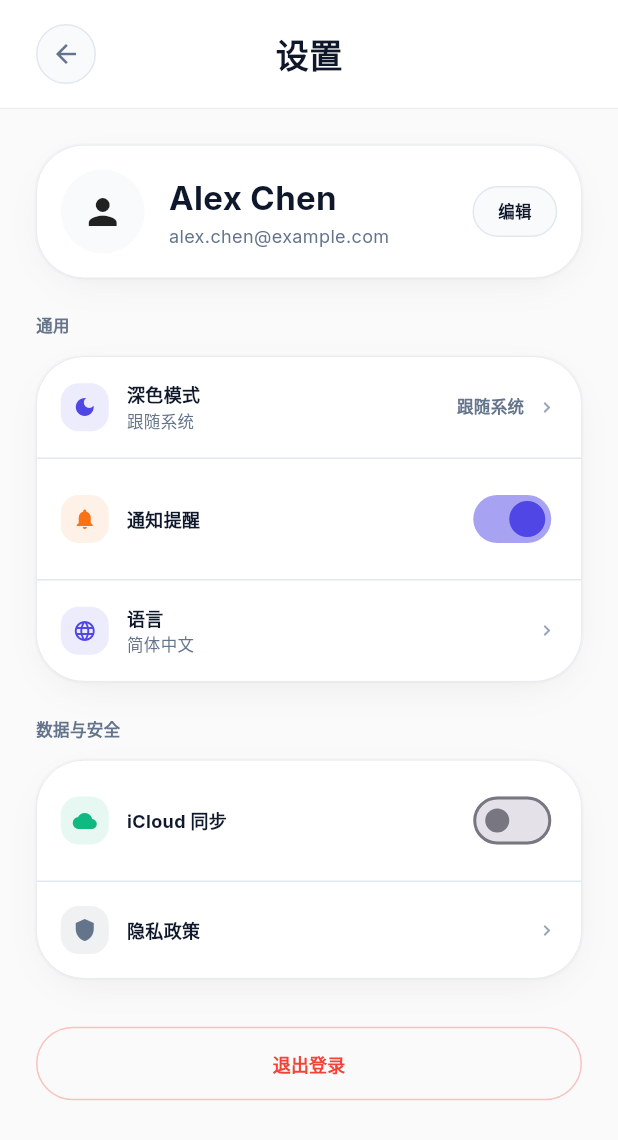
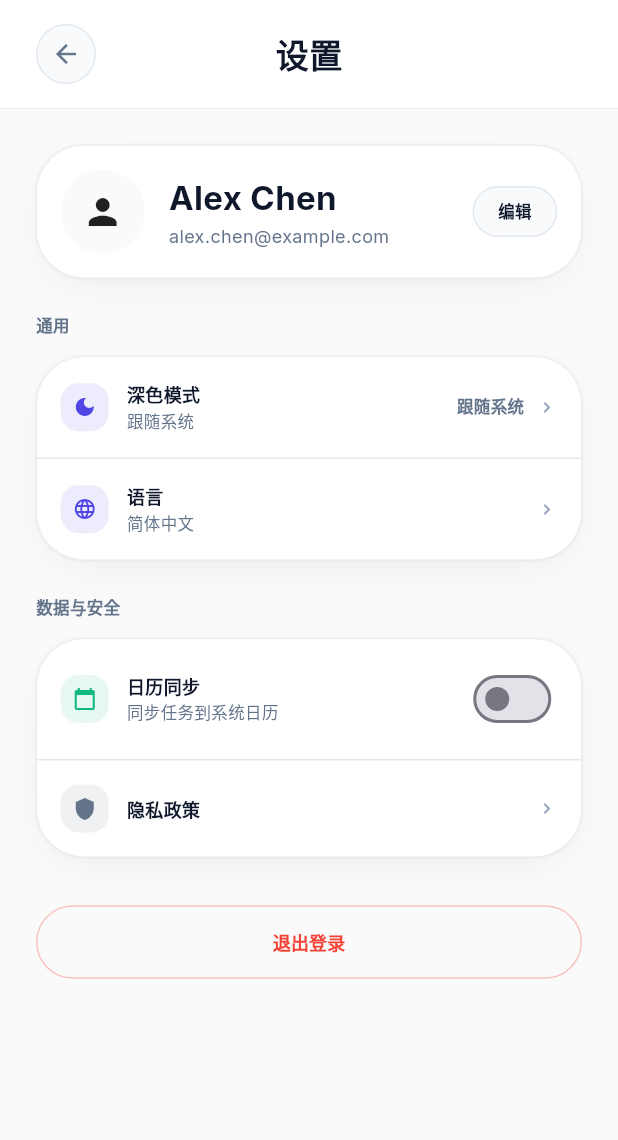
Before and after one commit to freeRider24XC/praxis, a Flutter app: the MainPage screen opened directly, item 5 of the bottom bar chosen, after a tap on the "settings" icon, on a phone screen of 412 x 824 dp. Shown: the top 1140 px of the screen. Run offline on Flutter 3.47's test engine with Material 3 defaults, Android fonts, the light colour scheme and no system bars; our stand-ins replace cached_network_image, fl_chart, get, google_fonts, hive, hive_flutter and 1 more; accounts and stored records are empty; network calls fail.

Commit message:
完善功能：整合新旧版本，完善交互逻辑
- 修复首页重复的+号按钮
- 替换旧的AI对话页面为新的交互页
- 移除不需要的功能（iCloud、通知、语音输入、搜索）
- 添加日历同步服务（基础结构）
- 完善各种交互逻辑和数据刷新
- 完善待办事项、项目详情页的交互
- 添加返回时数据刷新机制

```diff
--- a/lib/main.dart
+++ b/lib/main.dart
@@ -4,6 +4,7 @@ import 'package:flutter_localizations/flutter_localizations.dart';
 import 'package:get/get.dart';
 import 'package:praxis/common/services/index.dart';
 import 'package:praxis/common/services/locale_service.dart';
+import 'package:praxis/common/services/calendar_sync_service.dart';
 import 'package:praxis/common/i18n/translations.dart';
 import 'package:praxis/pages/focus/focus_page.dart';
 import 'package:praxis/pages/main/main_page.dart';
@@ -13,7 +14,7 @@ import 'package:praxis/pages/project/project_detail_page.dart';
 import 'package:praxis/pages/todo/add_todo_page.dart';
 import 'package:praxis/pages/goal/add_goal_page.dart';
 import 'package:praxis/pages/project/add_project_page.dart';
-import 'package:praxis/pages/ai_chat/ai_chat_page.dart';
+import 'package:praxis/pages/ai_chat/ai_interaction_page.dart';
 
 void main() async {
   WidgetsFlutterBinding.ensureInitialized();
@@ -25,6 +26,7 @@ void main() async {
     // Initialize services
     await Get.putAsync(() => LocaleService().onInit().then((_) => LocaleService()));
     await Get.putAsync(() => ThemeService().onInit().then((_) => ThemeService()));
+    await CalendarSyncService.init();
 
   // Set preferred orientations
   await SystemChrome.setPreferredOrientations([
@@ -79,7 +81,7 @@ class MyApp extends StatelessWidget {
         GetPage(name: '/todo/add', page: () => const AddTodoPage()),
         GetPage(name: '/goal/add', page: () => const AddGoalPage()),
         GetPage(name: '/project/add', page: () => const AddProjectPage()),
-        GetPage(name: '/ai/chat', page: () => const AiChatPage()),
+        GetPage(name: '/ai/chat', page: () => const AiInteractionPage()),
             GetPage(
                 name: '/project/detail/:id',
                 page: () {
--- a/lib/pages/ai_chat/ai_interaction_page.dart
+++ b/lib/pages/ai_chat/ai_interaction_page.dart
@@ -80,6 +80,8 @@ class _AiInteractionPageState extends State<AiInteractionPage> {
         _isLoading = false;
         if (extraction.hasTodo || extraction.hasGoal || extraction.hasTodos) {
           _pendingExtraction = extraction;
+          // 自动创建实体
+          _confirmCreate();
         }
       });
 
@@ -114,6 +116,7 @@ class _AiInteractionPageState extends State<AiInteractionPage> {
       });
 
       Get.back();
+      // 刷新首页数据（通过GetX的全局更新）
     } catch (e) {
       LoggerService.error('创建实体失败', 'AiInteractionPage', e);
       ErrorService.handleError(e, context: '创建实体');
@@ -349,30 +352,6 @@ class _AiInteractionPageState extends State<AiInteractionPage> {
                 children: [
                   Row(
                     children: [
-                      // 语音输入按钮
-                      Container(
-                        width: 48,
-                        height: 48,
-                        decoration: BoxDecoration(
-                          color: isDark
-                              ? DesignTokens.surfaceDarkSecondary
-                              : DesignTokens.surfaceLightSecondary,
-                          shape: BoxShape.circle,
-                          border: Border.all(
-                            color: isDark
-                                ? DesignTokens.borderDark
-                                : DesignTokens.borderLight,
-                            width: 1,
-                          ),
-                        ),
-                        child: Icon(
-                          Icons.mic,
-                          color: isDark
-                              ? DesignTokens.textSecondaryDark
-                              : DesignTokens.textSecondaryLight,
-                        ),
-                      ),
-
                       const Spacer(),
 
                       // 字符计数
--- a/lib/pages/home/home_page.dart
+++ b/lib/pages/home/home_page.dart
@@ -1,12 +1,10 @@
 import 'package:flutter/material.dart';
 import 'package:get/get.dart';
 import 'package:praxis/common/style/design_tokens.dart';
-import 'package:praxis/common/widgets/search_bar.dart' as custom;
 import 'package:praxis/common/widgets/index.dart';
 import 'package:praxis/common/services/database_service.dart';
 import 'package:praxis/common/models/project.dart';
 import 'package:praxis/common/models/todo.dart';
-import 'package:praxis/pages/ai_chat/ai_interaction_page.dart';
 import 'package:praxis/pages/project/project_detail_page.dart';
 
 /// 首页概览
@@ -18,7 +16,6 @@ class HomePage extends StatefulWidget {
 }
 
 class _HomePageState extends State<HomePage> {
-  final TextEditingController _searchController = TextEditingController();
   List<Project> _activeProjects = [];
   List<Todo> _todayTodos = [];
   int _focusScore = 85;
@@ -31,8 +28,14 @@ class _HomePageState extends State<HomePage> {
   }
 
   @override
+  void didChangeDependencies() {
+    super.didChangeDependencies();
+    // 当页面重新显示时刷新数据
+    _loadData();
+  }
+
+  @override
   void dispose() {
-    _searchController.dispose();
     super.dispose();
   }
 
@@ -181,13 +184,6 @@ class _HomePageState extends State<HomePage> {
                     ],
                   ),
 
-                  const SizedBox(height: DesignTokens.spacing4),
-
-                  // 搜索栏
-                  custom.SearchBar(
-                    hintText: '搜索计划或任务...',
-                    controller: _searchController,
-                  ),
                 ],
               ),
             ),
@@ -282,8 +278,10 @@ class _HomePageState extends State<HomePage> {
                         progress: proj.progress,
                         color: _parseColor(proj.color),
                         category: _getCategoryFromTags(proj.tags),
-                        onTap: () {
-                          Get.to(() => ProjectDetailPage(projectId: proj.id));
+                        onTap: () async {
+                          await Get.to(() => ProjectDetailPage(projectId: proj.id));
+                          // 返回时刷新数据
+                          _loadData();
                         },
                         trailing: IconButton(
                           icon: Icon(
@@ -321,13 +319,6 @@ class _HomePageState extends State<HomePage> {
           ],
         ),
       ),
-      floatingActionButton: FabButton(
-        icon: Icons.add,
-        onPressed: () {
-          Get.to(() => const AiInteractionPage());
-        },
-      ),
-      floatingActionButtonLocation: FloatingActionButtonLocation.centerFloat,
     );
   }
 }
--- a/lib/pages/schedule/schedule_page.dart
+++ b/lib/pages/schedule/schedule_page.dart
@@ -246,13 +246,15 @@ class _SchedulePageState extends State<SchedulePage> {
         ],
       ),
       floatingActionButton: FloatingActionButton(
-        onPressed: () {
-          showModalBottomSheet(
+        onPressed: () async {
+          await showModalBottomSheet(
             context: context,
             isScrollControlled: true,
             backgroundColor: Colors.transparent,
             builder: (context) => const QuickAddModal(),
           );
+          // 返回时刷新数据
+          _loadTodos();
         },
         child: const Icon(Icons.add),
       ),
--- a/lib/pages/settings/settings_page.dart
+++ b/lib/pages/settings/settings_page.dart
@@ -1,6 +1,7 @@
 import 'package:flutter/material.dart';
 import 'package:get/get.dart';
 import 'package:praxis/common/services/theme_service.dart';
+import 'package:praxis/common/services/calendar_sync_service.dart';
 import 'package:praxis/common/style/design_tokens.dart';
 
 /// 设置页面（按设计稿重构）
@@ -12,8 +13,19 @@ class SettingsPage extends StatefulWidget {
 }
 
 class _SettingsPageState extends State<SettingsPage> {
-  bool _notificationsEnabled = true;
-  bool _iCloudSyncEnabled = false;
+  bool _calendarSyncEnabled = false;
+
+  @override
+  void initState() {
+    super.initState();
+    _loadSettings();
+  }
+
+  Future<void> _loadSettings() async {
+    setState(() {
+      _calendarSyncEnabled = CalendarSyncService.isEnabled;
+    });
+  }
 
   @override
   Widget build(BuildContext context) {
@@ -268,27 +280,6 @@ class _SettingsPageState extends State<SettingsPage> {
                             : DesignTokens.borderLight,
                       ),
                       _buildSettingItem(
-                        icon: Icons.notifications,
-                        iconColor: DesignTokens.secondaryOrange,
-                        title: '通知提醒',
-                        trailing: Switch(
-                          value: _notificationsEnabled,
-                          onChanged: (value) {
-                            setState(() {
-                              _notificationsEnabled = value;
-                            });
-                          },
-                          activeColor: DesignTokens.primaryColor,
-                        ),
-                        isDark: isDark,
-                      ),
-                      Divider(
-                        height: 1,
-                        color: isDark
-                            ? DesignTokens.borderDark
-                            : DesignTokens.borderLight,
-                      ),
-                      _buildSettingItem(
                         icon: Icons.language,
                         iconColor: DesignTokens.primaryColor,
                         title: '语言',
@@ -342,15 +333,17 @@ class _SettingsPageState extends State<SettingsPage> {
                   child: Column(
                     children: [
                       _buildSettingItem(
-                        icon: Icons.cloud,
+                        icon: Icons.calendar_today,
                         iconColor: DesignTokens.secondaryEmerald,
-                        title: 'iCloud 同步',
+                        title: '日历同步',
+                        subtitle: '同步任务到系统日历',
                         trailing: Switch(
-                          value: _iCloudSyncEnabled,
-                          onChanged: (value) {
+                          value: _calendarSyncEnabled,
+                          onChanged: (value) async {
                             setState(() {
-                              _iCloudSyncEnabled = value;
+                              _calendarSyncEnabled = value;
                             });
+                            await CalendarSyncService.setEnabled(value);
                           },
                           activeColor: DesignTokens.primaryColor,
                         ),
@@ -601,4 +594,5 @@ class _SettingsPageState extends State<SettingsPage> {
       );
     });
   }
+
 }
--- a/lib/pages/todo/add_todo_page.dart
+++ b/lib/pages/todo/add_todo_page.dart
@@ -6,6 +6,7 @@ import 'package:praxis/common/models/goal.dart';
 import 'package:praxis/common/services/database_service.dart';
 import 'package:praxis/common/services/error_service.dart';
 import 'package:praxis/common/services/logger_service.dart';
+import 'package:praxis/common/services/calendar_sync_service.dart';
 import 'package:praxis/common/widgets/praxis_text_field.dart';
 import 'package:praxis/common/widgets/praxis_button.dart';
 import 'package:praxis/common/widgets/praxis_card.dart';
@@ -320,6 +321,11 @@ class _AddTodoPageState extends State<AddTodoPage> {
       );
 
       await DatabaseService.addTodo(todo);
+
+      // 同步到日历（如果启用）
+      if (todo.dueDate != null) {
+        await CalendarSyncService.syncTodo(todo);
+      }
 
       if (mounted) {
         Get.back();
```
Also changed, not shown: lib/common/services/calendar_sync_service.dart (added, +117 -0 lines), lib/pages/main/main_page.dart (+6 -2 lines), lib/pages/project/project_detail_page.dart (+30 -11 lines), lib/pages/todo/quick_add_modal.dart (+7 -0 lines), lib/pages/todo/todo_page.dart (+9 -21 lines).
